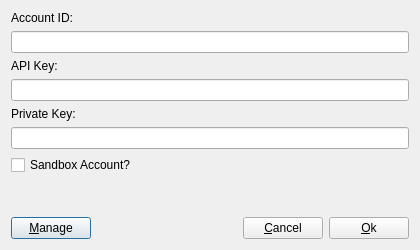
Above: src/SetupDialog.ui from codymj/GeminiCryptoTrader before the change. Below: the same form after it.
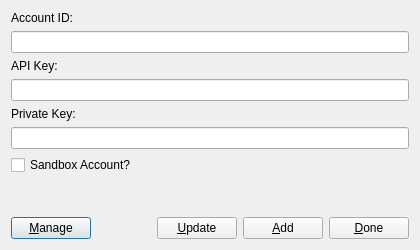
That is the form after the change.

The edit to the form file:
```diff
--- a/src/SetupDialog.ui
+++ b/src/SetupDialog.ui
@@ -116,14 +116,21 @@
        <item>
         <widget class="QPushButton" name="cancelButton">
          <property name="text">
-          <string>&amp;Cancel</string>
+          <string>&amp;Update</string>
          </property>
         </widget>
        </item>
        <item>
         <widget class="QPushButton" name="okButton">
          <property name="text">
-          <string>&amp;Ok</string>
+          <string>&amp;Add</string>
+         </property>
+        </widget>
+       </item>
+       <item>
+        <widget class="QPushButton" name="doneButton">
+         <property name="text">
+          <string>&amp;Done</string>
          </property>
         </widget>
        </item>
```
Left out of the diff: 4 changed lines with no effect on the pictures.
